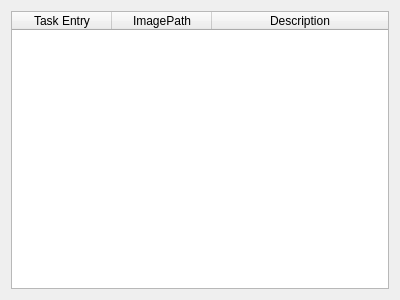
Qt form UI/TaskView/TaskView.ui (nickchen120235/AutoRunViewer) before a commit.
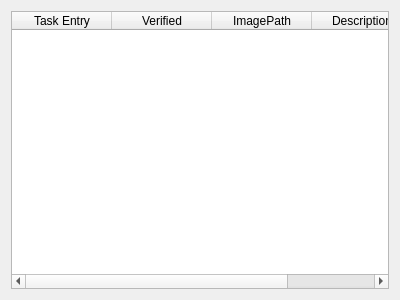
The same form after that commit.

```diff
--- a/UI/TaskView/TaskView.ui
+++ b/UI/TaskView/TaskView.ui
@@ -27,6 +27,11 @@
        <string>Task Entry</string>
       </property>
      </column>
+     <column>
+      <property name="text">
+       <string>Verified</string>
+      </property>
+     </column>
      <column>
       <property name="text">
        <string>ImagePath</string>
```
